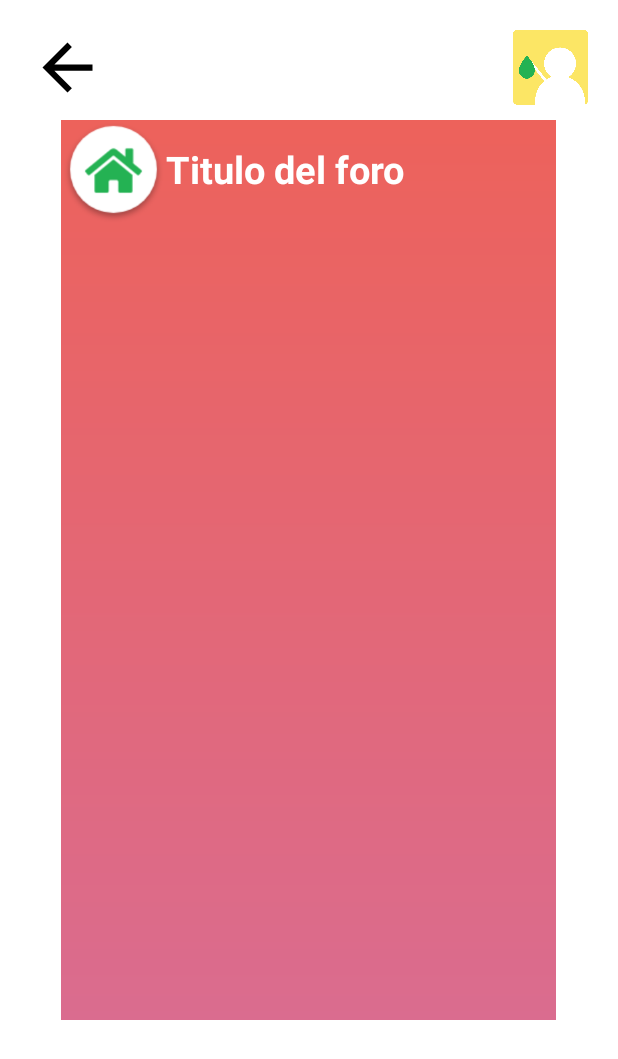
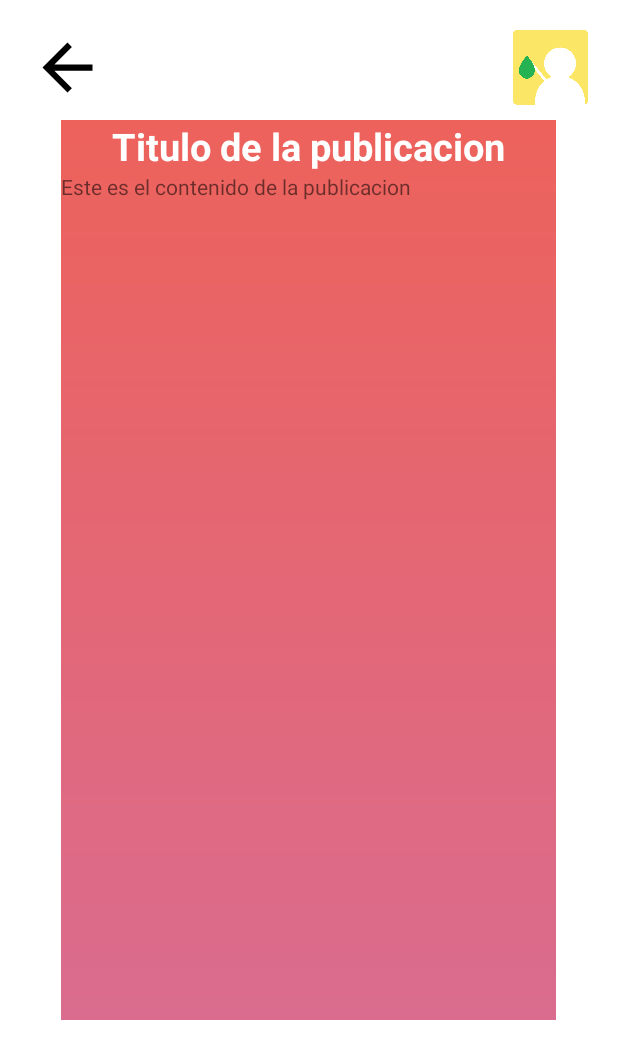
Before and after one commit to MechanicalPuppet/Foran, an Android app: the layout activity_detalle_post.xml on its own in the app's theme, with its tools: preview values and no code run, on a phone screen of 412 x 824 dp. Shown: the top 1059 px of the screen. Run offline under Robolectric (Android 15) with nearby library versions, the phone set to English and light mode, and no system bars.

Commit message:
Agregada logica de publicaciones y pantalla de comentarios. Cambio en las clases de datos, agregado publicacionView como modelo visual

```diff
--- a/app/src/main/AndroidManifest.xml
+++ b/app/src/main/AndroidManifest.xml
@@ -9,7 +9,8 @@
         android:roundIcon="@mipmap/ic_launcher_round"
         android:supportsRtl="true"
         android:theme="@style/Theme.Foran.NoActionBar">
-        <activity android:name=".DeleteProfileActivity"></activity>
+        <activity android:name=".detallePost"></activity>
+        <activity android:name=".DeleteProfileActivity" />
         <activity android:name=".ForumPosts" />
         <activity android:name=".ForumActivity" />
         <activity android:name=".DetailRecipe" />
@@ -34,6 +35,7 @@
         <activity android:name=".LoadingActivity">
             <intent-filter>
                 <action android:name="android.intent.action.MAIN" />
+
                 <category android:name="android.intent.category.LAUNCHER" />
                 <category android:name="android.intent.category.LAUNCHER" />
             </intent-filter>
--- a/app/src/main/java/hernandez/brandon/foran/Comentario.kt
+++ b/app/src/main/java/hernandez/brandon/foran/Comentario.kt
@@ -1,6 +1,8 @@
 package hernandez.brandon.foran
 
+import java.io.Serializable
+import java.time.LocalDateTime
 import java.util.*
 
-data class Comentario(val autor: Usuario, var mensaje: String, val fechaHora: Date) {
+data class Comentario(val id: Int, val autor: Usuario, var contenido: String, val fechaHora: LocalDateTime): Serializable{
 }
--- a/app/src/main/java/hernandez/brandon/foran/Publicacion.kt
+++ b/app/src/main/java/hernandez/brandon/foran/Publicacion.kt
@@ -1,7 +1,10 @@
 package hernandez.brandon.foran
 
+
+import java.io.Serializable
+import java.time.LocalDateTime
 import java.util.*
 import kotlin.collections.ArrayList
 
-data class Publicacion(val autor: Usuario, var mensaje: String, var comentarios: ArrayList<Comentario>, val fechaHora: Date) {
+data class Publicacion(val id: Int, val autor: Usuario,var titulo: String, var contenido: String, var categoria: String, var comentarios: ArrayList<Comentario>, val fechaHora: LocalDateTime): Serializable {
 }
--- a/app/src/main/java/hernandez/brandon/foran/Usuario.kt
+++ b/app/src/main/java/hernandez/brandon/foran/Usuario.kt
@@ -1,4 +1,6 @@
 package hernandez.brandon.foran
 
-data class Usuario(var nombre: String, var correo: String, var contraseña: String ) {
+import java.io.Serializable
+
+data class Usuario(val id: Int, var nombre: String, var correo: String, var contraseña: String ): Serializable {
 }
--- a/app/src/main/res/layout/activity_forum_posts.xml
+++ b/app/src/main/res/layout/activity_detalle_post.xml
@@ -6,7 +6,7 @@
     android:layout_height="match_parent"
     android:background="@color/white"
     android:orientation="vertical"
-    tools:context=".ForumPosts">
+    tools:context=".detallePost">
 
     <LinearLayout
         android:layout_width="match_parent"
@@ -50,34 +50,37 @@
         android:background="@drawable/second_gradient"
         android:orientation="vertical">
 
-        <GridLayout
+        <LinearLayout
             android:layout_width="match_parent"
             android:layout_height="wrap_content"
-            android:columnCount="2"
-            android:rowCount="1">
+            android:orientation="vertical">
 
-            <ImageView
-                android:id="@+id/iv_forum_icon"
-                android:layout_width="70dp"
-                android:layout_height="70dp"
-                android:src="@drawable/rent"
-                />
+
 
             <TextView
-                android:id="@+id/tv_forum_title"
+                android:id="@+id/tv_titulo_publicacion_detalle"
                 android:layout_width="wrap_content"
                 android:layout_height="wrap_content"
-                android:text="Titulo del foro"
-                android:layout_marginTop="15dp"
+                android:layout_marginTop="0dp"
+                android:layout_gravity="center"
+                android:textAlignment="center"
+                android:text="Titulo de la publicacion"
                 android:textColor="@color/white"
                 android:textSize="25dp"
-                android:textStyle="bold"
-                android:gravity="center"
+                android:textStyle="bold" />
+
+            <TextView
+                android:id="@+id/contenidoPostDetalle"
+                android:layout_width="wrap_content"
+                android:layout_height="wrap_content"
+                android:layout_gravity="left"
+                android:text="Este es el contenido de la publicacion"
+
                 />
-        </GridLayout>
+        </LinearLayout>
 
-        <GridView
-            android:id="@+id/gridview_forum"
+        <ListView
+            android:id="@+id/listView_comentarios"
             android:layout_width="match_parent"
             android:layout_height="wrap_content"
             android:numColumns="1"
```
Also changed, not shown: app/src/main/java/hernandez/brandon/foran/ForumPosts.kt (+82 -0 lines), app/src/main/java/hernandez/brandon/foran/detallePost.kt (added, +74 -0 lines), app/src/main/res/layout/publicacion_view.xml (added, +44 -0 lines).
